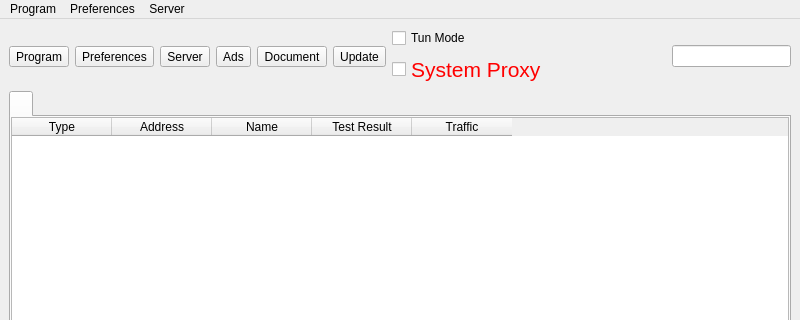
This is ui/mainwindow.ui in bernard-xu/nekoray as Qt 5 draws it before an edit; both pictures show x 0 to 800 and y 0 to 320 of the 800 by 600 pixel window. The edited form follows.
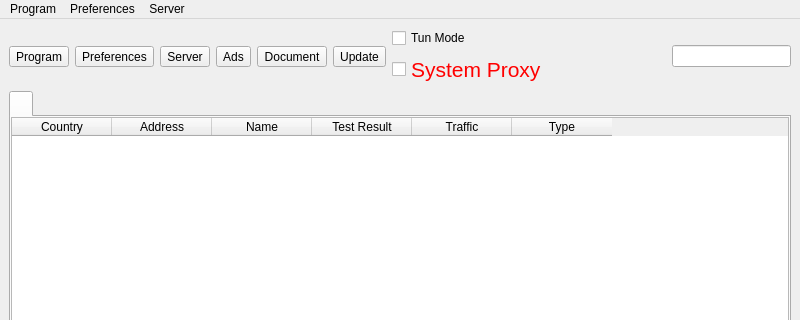
This is the edited form. Icons and pictures are not drawn. Custom widgets are drawn as their Qt base class.

```diff
--- a/ui/mainwindow.ui
+++ b/ui/mainwindow.ui
@@ -296,7 +296,7 @@
            </attribute>
            <column>
             <property name="text">
-             <string>Type</string>
+                          <string>Country</string>
             </property>
            </column>
            <column>
@@ -319,6 +319,11 @@
              <string>Traffic</string>
             </property>
            </column>
+                      <column>
+                        <property name="text">
+                          <string>Type</string>
+                        </property>
+                      </column>
           </widget>
          </item>
         </layout>
```
Left out of the diff: 154 changed lines with no effect on the pictures. Lines whose indentation alone changed are shown as unchanged.
